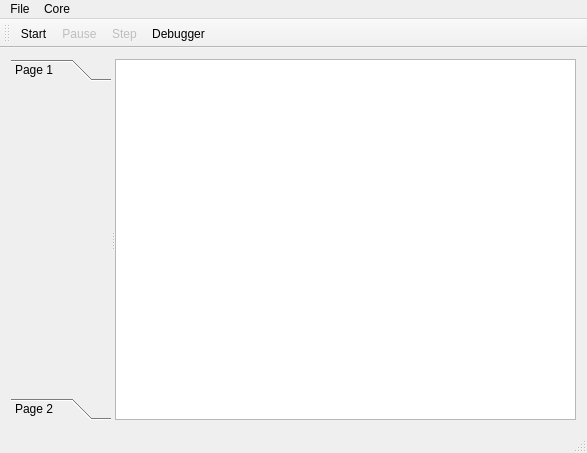
This is QAvrRunner3/mainwindow.ui in kevza/QAvrSimulator as Qt 5 draws it before an edit. The edited form follows.
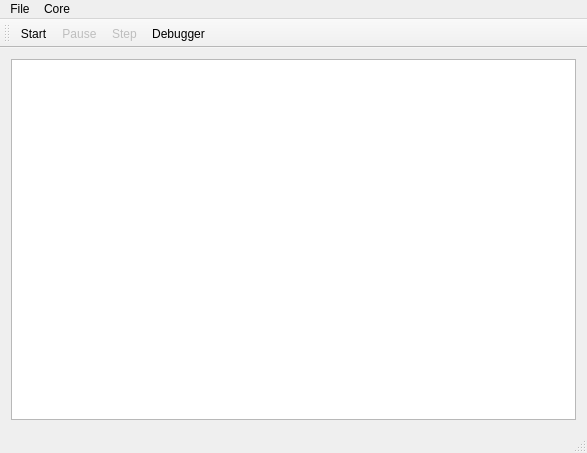
This is the edited form. Icons and pictures are not drawn.

```diff
--- a/QAvrRunner3/mainwindow.ui
+++ b/QAvrRunner3/mainwindow.ui
@@ -20,43 +20,6 @@
       <property name="orientation">
        <enum>Qt::Horizontal</enum>
       </property>
-      <widget class="QToolBox" name="toolBox">
-       <property name="maximumSize">
-        <size>
-         <width>100</width>
-         <height>16777215</height>
-        </size>
-       </property>
-       <property name="currentIndex">
-        <number>0</number>
-       </property>
-       <widget class="QWidget" name="page">
-        <property name="geometry">
-         <rect>
-          <x>0</x>
-          <y>0</y>
-          <width>100</width>
-          <height>286</height>
-         </rect>
-        </property>
-        <attribute name="label">
-         <string>Page 1</string>
-        </attribute>
-       </widget>
-       <widget class="QWidget" name="page_2">
-        <property name="geometry">
-         <rect>
-          <x>0</x>
-          <y>0</y>
-          <width>100</width>
-          <height>286</height>
-         </rect>
-        </property>
-        <attribute name="label">
-         <string>Page 2</string>
-        </attribute>
-       </widget>
-      </widget>
       <widget class="QGraphicsView" name="mainGView">
        <property name="foregroundBrush">
         <brush brushstyle="NoBrush">
```
